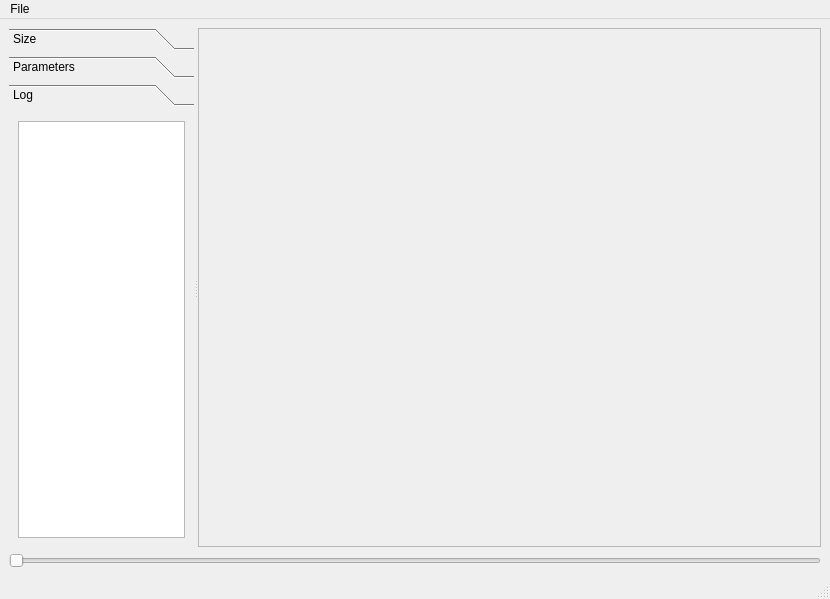
Qt form viewer/viewer.ui (rectalogic/webvfx) before a commit.
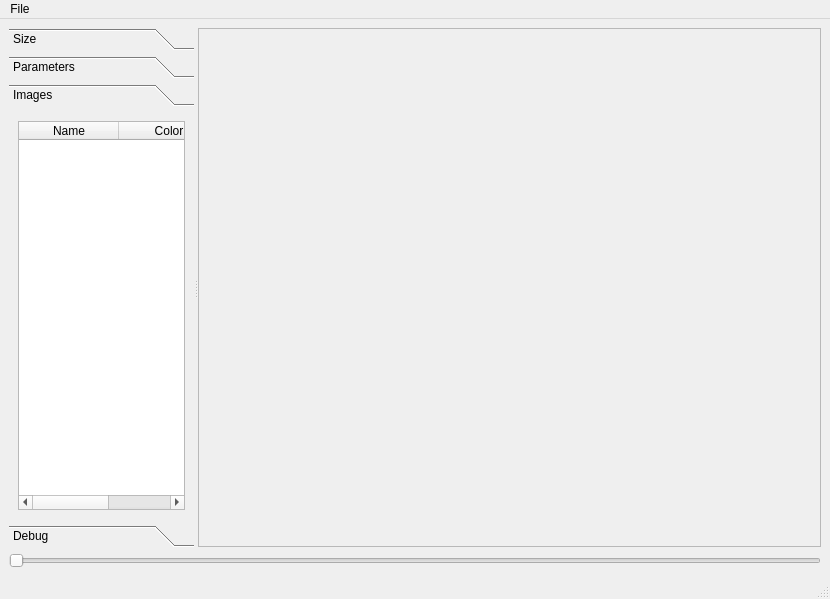
The same form after that commit.

Commit message:
Create table of image names and colors.
Add WebInspector button.

```diff
--- a/viewer/viewer.ui
+++ b/viewer/viewer.ui
@@ -189,7 +189,57 @@
           </widget>
           <widget class="QWidget" name="logPage">
            <attribute name="label">
-            <string>Log</string>
+            <string>Images</string>
+           </attribute>
+           <layout class="QGridLayout" name="gridLayout_5">
+            <item row="0" column="0">
+             <widget class="QTableWidget" name="imagesTable">
+              <property name="editTriggers">
+               <set>QAbstractItemView::NoEditTriggers</set>
+              </property>
+              <property name="selectionMode">
+               <enum>QAbstractItemView::NoSelection</enum>
+              </property>
+              <property name="horizontalScrollMode">
+               <enum>QAbstractItemView::ScrollPerPixel</enum>
+              </property>
+              <property name="wordWrap">
+               <bool>false</bool>
+              </property>
+              <property name="cornerButtonEnabled">
+               <bool>false</bool>
+              </property>
+              <property name="columnCount">
+               <number>3</number>
+              </property>
+              <attribute name="horizontalHeaderStretchLastSection">
+               <bool>true</bool>
+              </attribute>
+              <attribute name="verticalHeaderVisible">
+               <bool>false</bool>
+              </attribute>
+              <column>
+               <property name="text">
+                <string>Name</string>
+               </property>
+              </column>
+              <column>
+               <property name="text">
+                <string>Color</string>
+               </property>
+              </column>
+              <column>
+               <property name="text">
+                <string>Type</string>
+               </property>
+              </column>
+             </widget>
+            </item>
+           </layout>
+          </widget>
+          <widget class="QWidget" name="debugPage">
+           <attribute name="label">
+            <string>Debug</string>
            </attribute>
            <layout class="QGridLayout" name="gridLayout_4">
             <item row="0" column="0">
```
Left out of the diff: 13 changed lines with no effect on the pictures. The commit also changes 6 other files.
